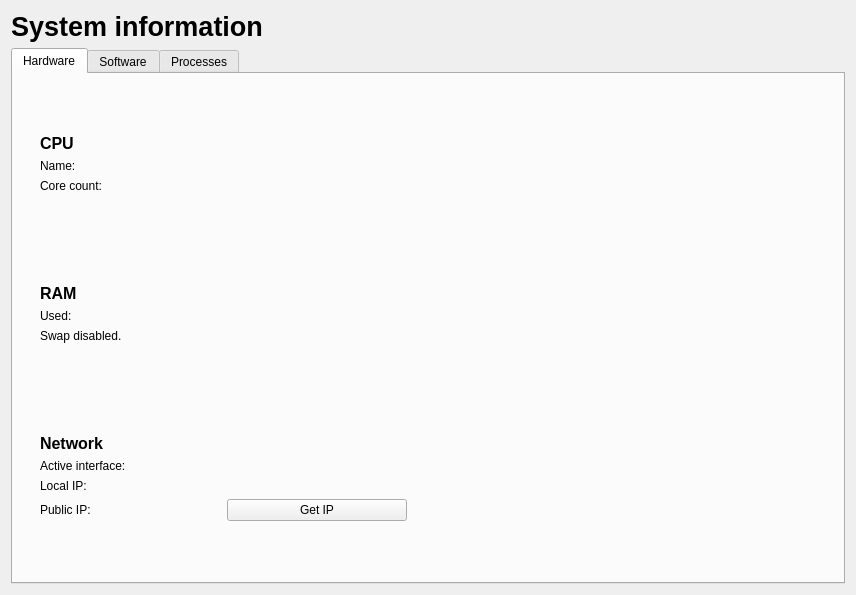
First picture: the form in archcentral/ui/designer/sysinfo.ui, repository szabatoro/archcentral-thesis, before the edit.
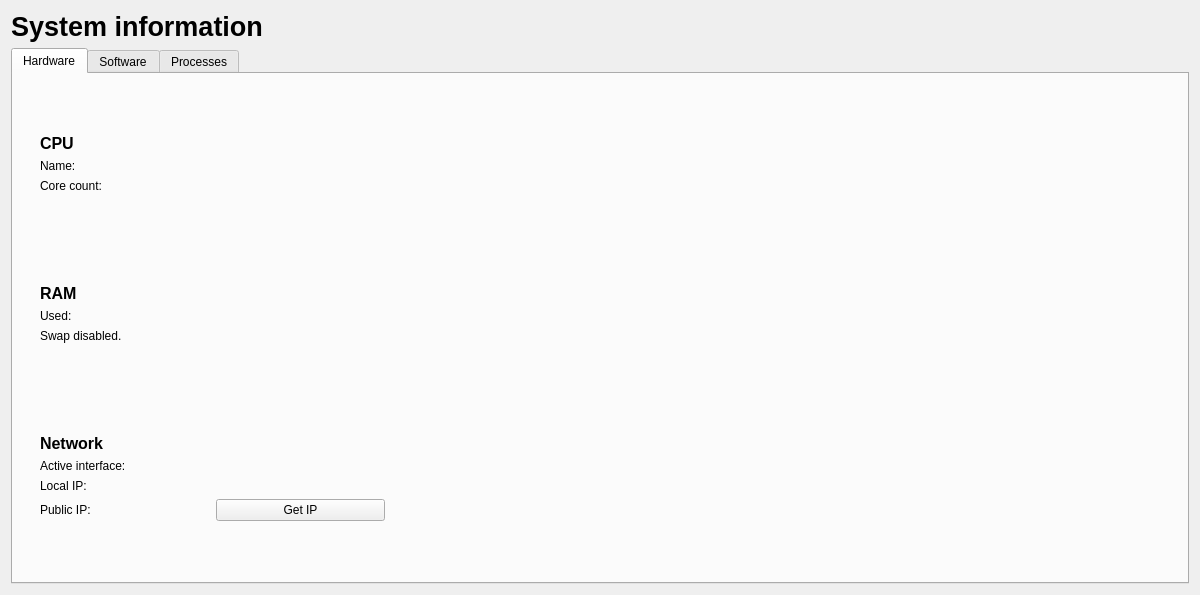
Second picture: the form after the edit. Custom widgets are drawn as their Qt base class.

Diff of the .ui file:
```diff
--- a/archcentral/ui/designer/sysinfo.ui
+++ b/archcentral/ui/designer/sysinfo.ui
@@ -6,7 +6,7 @@
    <rect>
     <x>0</x>
     <y>0</y>
-    <width>856</width>
+    <width>1200</width>
     <height>595</height>
    </rect>
   </property>
@@ -268,6 +268,109 @@
          </layout>
         </widget>
        </item>
+       <item>
+        <layout class="QVBoxLayout" name="legends">
+         <item>
+          <layout class="QVBoxLayout" name="cpu_legend">
+           <item>
+            <spacer name="verticalSpacer_11">
+             <property name="orientation">
+              <enum>Qt::Orientation::Vertical</enum>
+             </property>
+             <property name="sizeHint" stdset="0">
+              <size>
+               <width>20</width>
+               <height>40</height>
+              </size>
+             </property>
+            </spacer>
+           </item>
+           <item>
+            <widget class="LegendWidget" name="cpu_widget_legend" native="true"/>
+           </item>
+           <item>
+            <spacer name="verticalSpacer_12">
+             <property name="orientation">
+              <enum>Qt::Orientation::Vertical</enum>
+             </property>
+             <property name="sizeHint" stdset="0">
+              <size>
+               <width>20</width>
+               <height>40</height>
+              </size>
+             </property>
+            </spacer>
+           </item>
+          </layout>
+         </item>
+         <item>
+          <layout class="QVBoxLayout" name="ram_legend">
+           <item>
+            <spacer name="verticalSpacer_13">
+             <property name="orientation">
+              <enum>Qt::Orientation::Vertical</enum>
+             </property>
+             <property name="sizeHint" stdset="0">
+              <size>
+               <width>20</width>
+               <height>40</height>
+              </size>
+             </property>
+            </spacer>
+           </item>
+           <item>
+            <widget class="LegendWidget" name="widget" native="true"/>
+           </item>
+           <item>
+            <spacer name="verticalSpacer_14">
+             <property name="orientation">
+              <enum>Qt::Orientation::Vertical</enum>
+             </property>
+             <property name="sizeHint" stdset="0">
+              <size>
+               <width>20</width>
+               <height>40</height>
+              </size>
+             </property>
+            </spacer>
+           </item>
+          </layout>
+         </item>
+         <item>
+          <layout class="QVBoxLayout" name="network_legend">
+           <item>
+            <spacer name="verticalSpacer_15">
+             <property name="orientation">
+              <enum>Qt::Orientation::Vertical</enum>
+             </property>
+             <property name="sizeHint" stdset="0">
+              <size>
+               <width>20</width>
+               <height>40</height>
+              </size>
+             </property>
+            </spacer>
+           </item>
+           <item>
+            <widget class="LegendWidget" name="network_widget_legend" native="true"/>
+           </item>
+           <item>
+            <spacer name="verticalSpacer_16">
+             <property name="orientation">
+              <enum>Qt::Orientation::Vertical</enum>
+             </property>
+             <property name="sizeHint" stdset="0">
+              <size>
+               <width>20</width>
+               <height>40</height>
+              </size>
+             </property>
+            </spacer>
+           </item>
+          </layout>
+         </item>
+        </layout>
+       </item>
       </layout>
      </widget>
      <widget class="QWidget" name="software">
@@ -439,6 +542,12 @@
    <header>archcentral.ui.graph</header>
    <container>1</container>
   </customwidget>
+  <customwidget>
+   <class>LegendWidget</class>
+   <extends>QWidget</extends>
+   <header>archcentral.ui.legendwidget</header>
+   <container>1</container>
+  </customwidget>
  </customwidgets>
  <resources/>
  <connections/>
```
